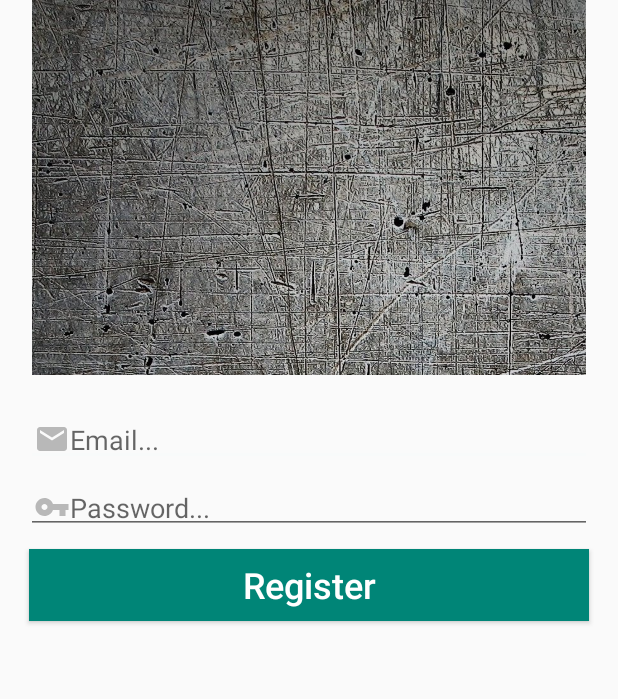
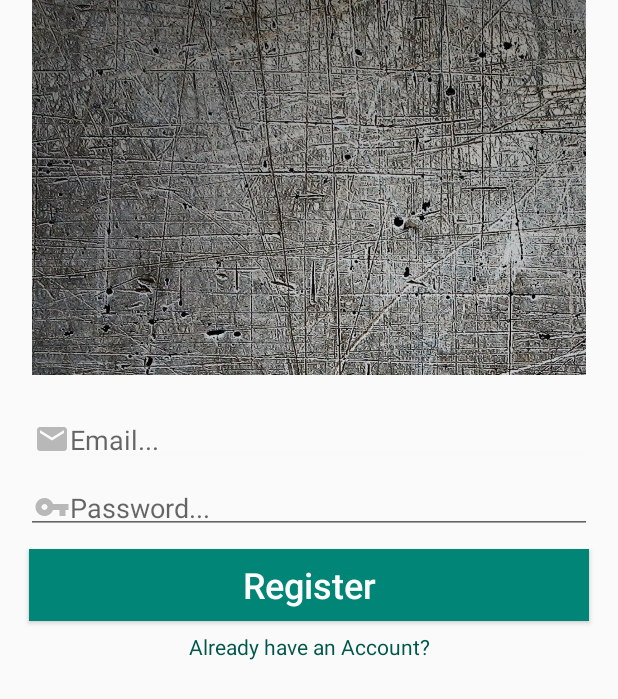
Before and after one commit to hrechkayurii/WriteMe, an Android app: the RegisterActivity screen opened directly, with no data from a screen before it, on a phone screen of 412 x 824 dp. Shown: the top 699 px of the screen. Run offline under Robolectric (Android 15) with nearby library versions, the light colour scheme and no system bars.

Commit message:
20190109_7

```diff
--- a/app/src/main/java/com/ua/yuriihrechka/writeme/RegisterActivity.java
+++ b/app/src/main/java/com/ua/yuriihrechka/writeme/RegisterActivity.java
@@ -1,13 +1,48 @@
 package com.ua.yuriihrechka.writeme;
 
+import android.content.Intent;
 import android.support.v7.app.AppCompatActivity;
 import android.os.Bundle;
+import android.view.View;
+import android.widget.Button;
+import android.widget.EditText;
+import android.widget.TextView;
 
 public class RegisterActivity extends AppCompatActivity {
+
+    private Button registerButton;
+    private EditText userEmail, userPassword;
+    private TextView alreadyHaveAccountLink;
 
     @Override
     protected void onCreate(Bundle savedInstanceState) {
         super.onCreate(savedInstanceState);
         setContentView(R.layout.activity_register);
+
+        InitialzeFields();
+
+        alreadyHaveAccountLink.setOnClickListener(new View.OnClickListener() {
+            @Override
+            public void onClick(View v) {
+                sendUserToLoginActivity();
+            }
+        });
+
     }
+
+    private void InitialzeFields() {
+
+        registerButton = (Button)findViewById(R.id.register_button);
+        userEmail = (EditText)findViewById(R.id.register_email);
+        userPassword = (EditText)findViewById(R.id.register_password);
+        alreadyHaveAccountLink = (TextView)findViewById(R.id.already_have_account_link);
+
+    }
+
+    private void sendUserToLoginActivity() {
+
+        Intent loginIntent = new Intent(RegisterActivity.this, LoginActivity.class);
+        startActivity(loginIntent);
+    }
+
 }
--- a/app/src/main/res/layout/activity_register.xml
+++ b/app/src/main/res/layout/activity_register.xml
@@ -46,7 +46,7 @@
         />
 
     <Button
-        android:id="@+id/login_button"
+        android:id="@+id/register_button"
         android:layout_width="match_parent"
         android:layout_height="wrap_content"
         android:padding="4dp"
@@ -61,4 +61,19 @@
         android:background="@drawable/button"
         />
 
+    <TextView
+        android:id="@+id/already_have_account_link"
+        android:layout_width="match_parent"
+        android:layout_height="wrap_content"
+        android:layout_centerHorizontal="true"
+        android:layout_below="@+id/register_button"
+        android:text="Already have an Account?"
+        android:textAlignment="center"
+        android:padding="5dp"
+        android:textColor="@color/colorPrimaryDark"
+        android:layout_marginTop="2dp"
+        android:layout_marginRight="15dp"
+        android:layout_marginLeft="23dp"
+        />
+
 </RelativeLayout>
```
Also changed, not shown: app/src/main/java/com/ua/yuriihrechka/writeme/LoginActivity.java (+32 -0 lines).
